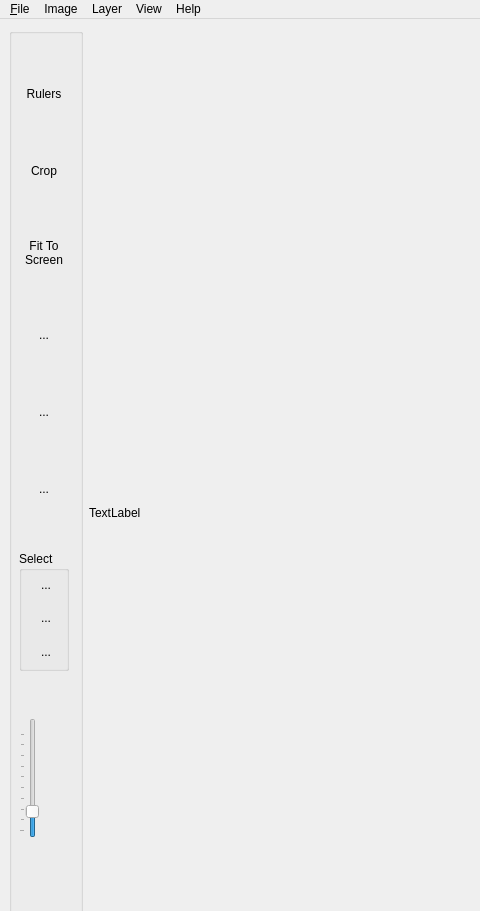
First picture: the form in bLUe.ui, repository bvirxx/bLUe_PYSIDE, before the edit; both pictures show x 0 to 480 and y 0 to 911 of the 1201 by 1007 pixel window.
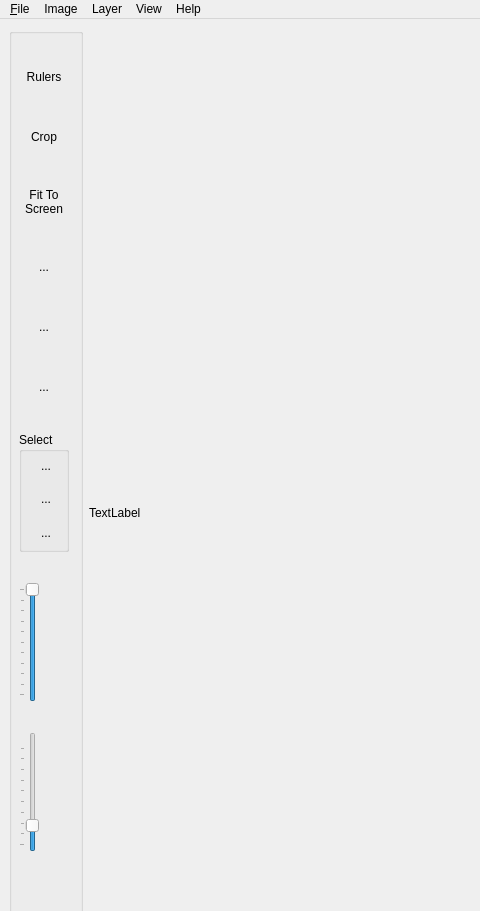
Second picture: the form after the edit. Icons and pictures are not drawn. Custom widgets are drawn as their Qt base class.

Commit message: added brush opacity slider modified brush painting algorithm

```diff
--- a/bLUe.ui
+++ b/bLUe.ui
@@ -520,6 +520,31 @@
             </widget>
            </widget>
           </item>
+          <item>
+           <widget class="QSlider" name="verticalSlider2">
+            <property name="maximumSize">
+             <size>
+              <width>16777215</width>
+              <height>120</height>
+             </size>
+            </property>
+            <property name="toolTip">
+             <string>Brush Opacity</string>
+            </property>
+            <property name="maximum">
+             <number>100</number>
+            </property>
+            <property name="value">
+             <number>100</number>
+            </property>
+            <property name="orientation">
+             <enum>Qt::Vertical</enum>
+            </property>
+            <property name="tickPosition">
+             <enum>QSlider::TicksAbove</enum>
+            </property>
+           </widget>
+          </item>
           <item>
            <widget class="QSlider" name="verticalSlider1">
             <property name="sizePolicy">
```
The commit also changes 5 other files.
